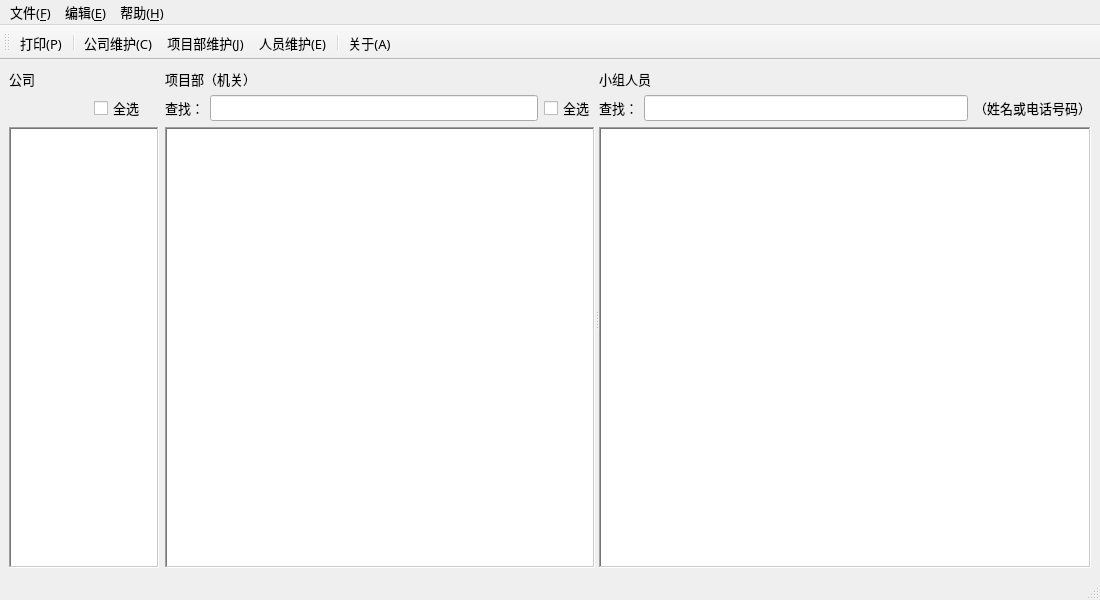
Old version of the form mainwindow.ui in the repository hbsxcjp/yingji.
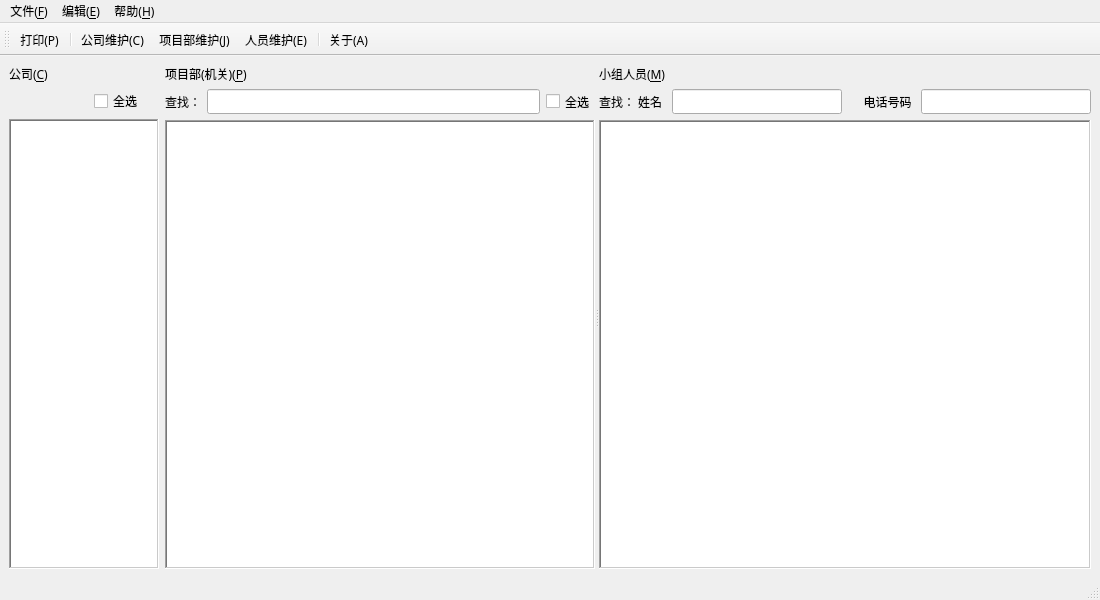
New version of the form. Icons and pictures are not drawn.

Patch:
```diff
--- a/mainwindow.ui
+++ b/mainwindow.ui
@@ -19,7 +19,7 @@
   <property name="font">
    <font>
     <family>等线</family>
-    <pointsize>10</pointsize>
+    <pointsize>9</pointsize>
    </font>
   </property>
   <property name="contextMenuPolicy">
@@ -72,7 +72,10 @@
          </size>
         </property>
         <property name="text">
-         <string>公司</string>
+         <string>公司(&amp;C)</string>
+        </property>
+        <property name="buddy">
+         <cstring>comTableView</cstring>
         </property>
        </widget>
       </item>
@@ -163,7 +166,7 @@
          <enum>QAbstractItemView::SingleSelection</enum>
         </property>
         <property name="selectionBehavior">
-         <enum>QAbstractItemView::SelectItems</enum>
+         <enum>QAbstractItemView::SelectRows</enum>
         </property>
         <attribute name="horizontalHeaderDefaultSectionSize">
          <number>110</number>
@@ -183,7 +186,7 @@
       <property name="orientation">
        <enum>Qt::Horizontal</enum>
       </property>
-      <widget class="QWidget" name="">
+      <widget class="QWidget" name="layoutWidget">
        <layout class="QVBoxLayout" name="verticalLayout_2">
         <item>
          <widget class="QLabel" name="label_2">
@@ -194,11 +197,14 @@
            </size>
           </property>
           <property name="text">
-           <string>项目部（机关）</string>
+           <string>项目部(机关)(&amp;P)</string>
           </property>
           <property name="alignment">
            <set>Qt::AlignLeading|Qt::AlignLeft|Qt::AlignVCenter</set>
           </property>
+          <property name="buddy">
+           <cstring>proTableView</cstring>
+          </property>
          </widget>
         </item>
         <item>
@@ -312,6 +318,9 @@
           <property name="selectionMode">
            <enum>QAbstractItemView::SingleSelection</enum>
           </property>
+          <property name="selectionBehavior">
+           <enum>QAbstractItemView::SelectRows</enum>
+          </property>
           <attribute name="horizontalHeaderMinimumSectionSize">
            <number>100</number>
           </attribute>
@@ -334,16 +343,19 @@
         </item>
        </layout>
       </widget>
-      <widget class="QWidget" name="">
+      <widget class="QWidget" name="layoutWidget">
        <layout class="QVBoxLayout" name="verticalLayout_3">
         <item>
          <widget class="QLabel" name="label_3">
           <property name="text">
-           <string>小组人员</string>
+           <string>小组人员(&amp;M)</string>
           </property>
           <property name="alignment">
            <set>Qt::AlignLeading|Qt::AlignLeft|Qt::AlignVCenter</set>
           </property>
+          <property name="buddy">
+           <cstring>empTableView</cstring>
+          </property>
          </widget>
         </item>
         <item>
@@ -351,7 +363,7 @@
           <item>
            <widget class="QLabel" name="label_6">
             <property name="text">
-             <string>查找：</string>
+             <string>查找： 姓名 </string>
             </property>
            </widget>
           </item>
@@ -383,7 +395,14 @@
           <item>
            <widget class="QLabel" name="label_7">
             <property name="text">
-             <string>（姓名或电话号码）</string>
+             <string>     电话号码 </string>
+            </property>
+           </widget>
+          </item>
+          <item>
+           <widget class="QLineEdit" name="telLineEdit">
+            <property name="contextMenuPolicy">
+             <enum>Qt::NoContextMenu</enum>
             </property>
            </widget>
           </item>
@@ -415,11 +434,14 @@
           <property name="autoScrollMargin">
            <number>10</number>
           </property>
+          <property name="selectionBehavior">
+           <enum>QAbstractItemView::SelectRows</enum>
+          </property>
           <attribute name="horizontalHeaderMinimumSectionSize">
            <number>50</number>
           </attribute>
           <attribute name="horizontalHeaderDefaultSectionSize">
-           <number>100</number>
+           <number>80</number>
           </attribute>
           <attribute name="horizontalHeaderStretchLastSection">
            <bool>true</bool>
@@ -444,7 +466,7 @@
      <x>0</x>
      <y>0</y>
      <width>1100</width>
-     <height>23</height>
+     <height>20</height>
     </rect>
    </property>
    <widget class="QMenu" name="menu_F">
```
Left out of the diff: 5 changed lines with no effect on the pictures.
